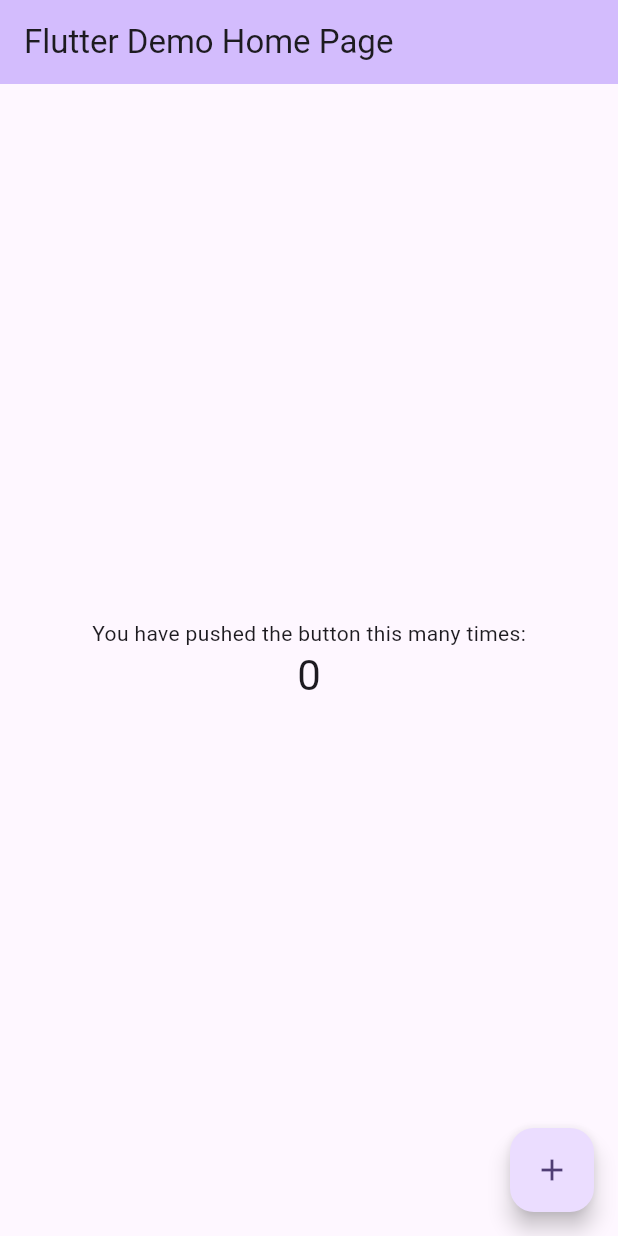
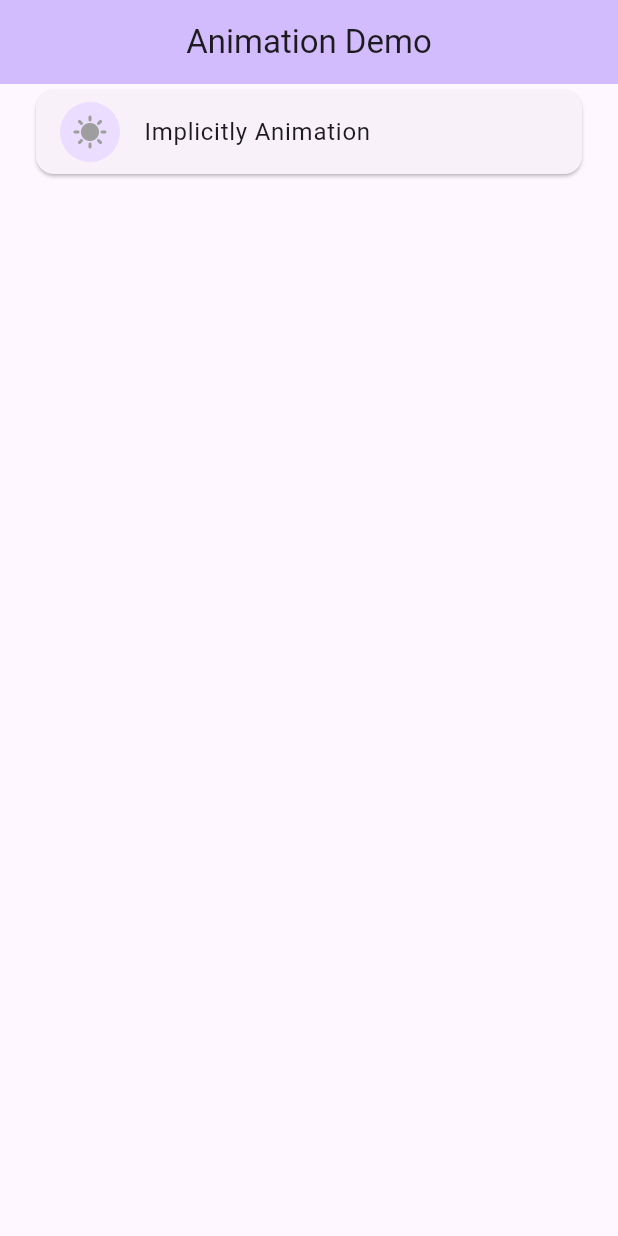
Before and after one commit to taiki-cano/animationsDemo, a Flutter app: the screen it shows after launch, on a phone screen of 412 x 824 dp. Run offline on Flutter 3.47's test engine with Material 2 defaults, Android fonts, the phone set to English and light mode, and no system bars.

Commit message:
second commit

```diff
--- a/lib/main.dart
+++ b/lib/main.dart
@@ -1,12 +1,13 @@
 import 'package:flutter/material.dart';
 
-void main() {
-  runApp(const MyApp());
-}
+import './models/item.dart';
+import './screens/implicitly_animation_screen.dart';
+import './widgets/list_tile.dart';
+
+void main() => runApp(const MyApp());
 
 class MyApp extends StatelessWidget {
   const MyApp({super.key});
-
   @override
   Widget build(BuildContext context) {
     return MaterialApp(
@@ -14,8 +15,12 @@ class MyApp extends StatelessWidget {
       theme: ThemeData(
         colorScheme: ColorScheme.fromSeed(seedColor: Colors.deepPurple),
         useMaterial3: true,
+        appBarTheme: const AppBarTheme(centerTitle: true),
       ),
-      home: const MyHomePage(title: 'Flutter Demo Home Page'),
+      routes: {
+        '/': (ctx) => const MyHomePage(title: 'Animation Demo'),
+        ImplicitlyAnimationScreen.routeName: (ctx) => const ImplicitlyAnimationScreen(),
+      },
     );
   }
 }
@@ -23,46 +28,23 @@ class MyApp extends StatelessWidget {
 class MyHomePage extends StatefulWidget {
   const MyHomePage({super.key, required this.title});
   final String title;
-
   @override
   State<MyHomePage> createState() => _MyHomePageState();
 }
 
 class _MyHomePageState extends State<MyHomePage> {
-  int _counter = 0;
-
-  void _incrementCounter() {
-    setState(() {
-      _counter++;
-    });
-  }
-
   @override
   Widget build(BuildContext context) {
     return Scaffold(
-      appBar: AppBar(
-        backgroundColor: Theme.of(context).colorScheme.inversePrimary,
-        title: Text(widget.title),
-      ),
-      body: Center(
-        child: Column(
-          mainAxisAlignment: MainAxisAlignment.center,
-          children: <Widget>[
-            const Text(
-              'You have pushed the button this many times:',
-            ),
-            Text(
-              '$_counter',
-              style: Theme.of(context).textTheme.headlineMedium,
-            ),
-          ],
+        appBar: AppBar(
+          backgroundColor: Theme.of(context).colorScheme.inversePrimary,
+          title: Text(widget.title),
         ),
-      ),
-      floatingActionButton: FloatingActionButton(
-        onPressed: _incrementCounter,
-        tooltip: 'Increment',
-        child: const Icon(Icons.add),
-      ),
-    );
+        body: const Padding(
+          padding: EdgeInsets.symmetric(horizontal: 20.0),
+          child: CustomListTile([
+            Item('Implicitly Animation', Icon(Icons.sunny)),
+          ]),
+        ));
   }
 }
--- /dev/null
+++ b/lib/models/item.dart
@@ -0,0 +1,7 @@
+import 'package:flutter/cupertino.dart';
+
+class Item {
+  final String title;
+  final Icon icon;
+  const Item(this.title, this.icon);
+}
--- /dev/null
+++ b/lib/widgets/list_tile.dart
@@ -0,0 +1,31 @@
+import 'package:flutter/material.dart';
+
+import '../models/item.dart';
+
+class CustomListTile extends StatelessWidget {
+  final List<Item> items;
+  const CustomListTile(this.items, {super.key});
+
+  @override
+  Widget build(BuildContext context) {
+    return ListView(
+      children: [
+        for (var item in items)
+          Card(
+            child: GestureDetector(
+              onTap: () {
+                // Navigator.push(context,
+                //   MaterialPageRoute(builder: (context) => showPage[item.title]));
+                //getRouteName[item.title]);
+                Navigator.of(context).pushNamed(item.title);
+              },
+              child: ListTile(
+                leading: CircleAvatar(foregroundColor: Colors.grey, child: item.icon),
+                title: Text(item.title),
+              ),
+            ),
+          ),
+      ],
+    );
+  }
+}
```
Also changed, not shown: lib/screens/implicitly_animation_screen.dart (added, +22 -0 lines).
